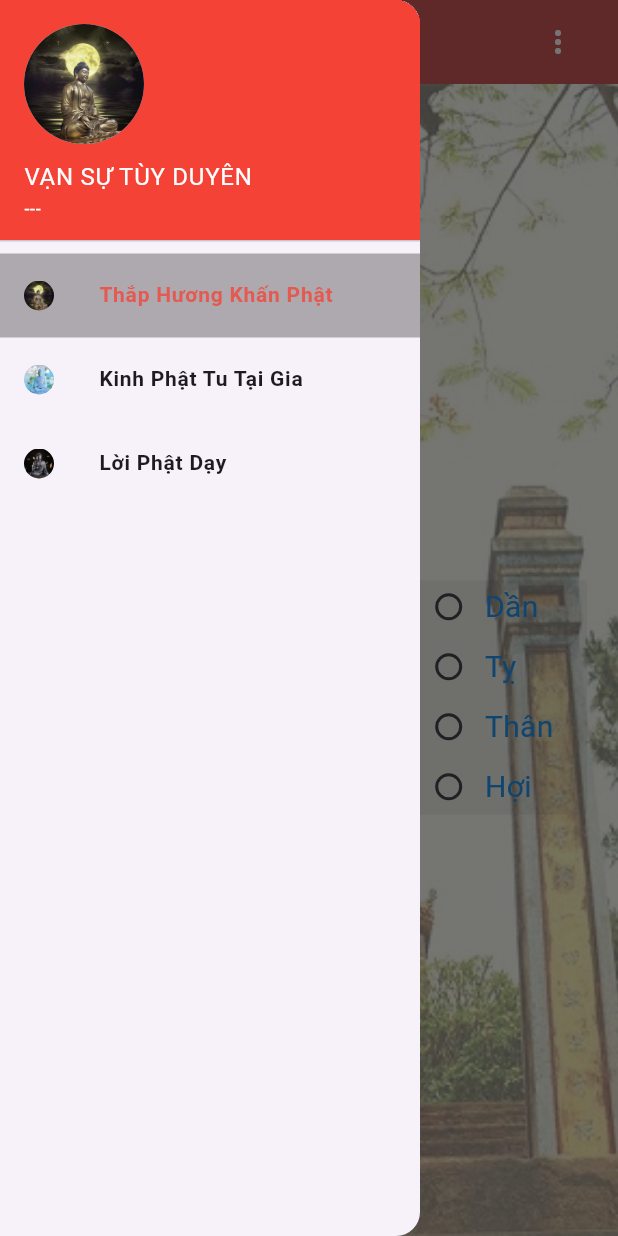
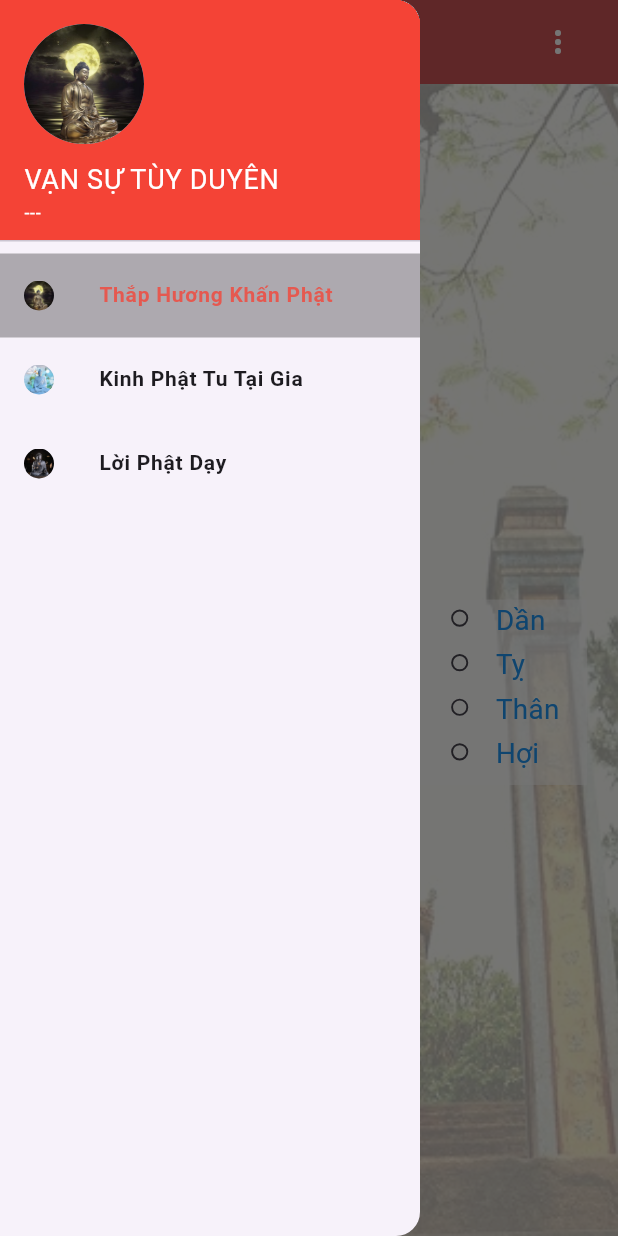
Before and after one commit to HungDang0223/Application1, a Flutter app: the GetUserBirthYear screen opened by its route, with the side drawer open, on a phone screen of 412 x 824 dp. Run offline on Flutter 3.47's test engine with Material 3 defaults, Android fonts, the phone set to English and light mode, and no system bars; our stand-ins replace get.

Commit message:
rename left-menu

```diff
--- a/lib/drawable/left-menu-drawer.dart
+++ b/lib/drawable/left-menu-drawer.dart
@@ -1,5 +1,6 @@
 import 'package:flutter/material.dart';
 import 'package:flutter_splash_screen/app-assets/AppImages.dart';
+import 'package:flutter_splash_screen/config/size-config.dart';
 import 'package:flutter_splash_screen/pages/kinh-phat.dart';
 import 'package:flutter_splash_screen/pages/loi-day.dart';
 import 'package:flutter_splash_screen/pages/thap-huong-khan-phat.dart';
@@ -27,6 +28,8 @@ class _MyLeftMenuState extends State<MyLeftMenu> {
 
   @override
   Widget build(BuildContext context) {
+    SizeConfig().init(context);
+    final safeBlockHorizontal = SizeConfig.safeBlockHorizontal;
     return Obx(() {
         var selectedIndex = controller.tabIndex.value;
         return Drawer(
@@ -48,7 +51,7 @@ class _MyLeftMenuState extends State<MyLeftMenu> {
                     const SizedBox(height: 10),
                     const Text(
                       'VẠN SỰ TÙY DUYÊN',
-                      style: TextStyle(color: Colors.white, fontSize: 16.0),
+                      style: TextStyle(color: Colors.white, fontSize: 18.0),
                     ),
                     const Text(
                       '---',
--- a/lib/drawable/left-menu.dart
+++ b/lib/drawable/main-screen.dart
@@ -4,16 +4,15 @@ import 'package:flutter_splash_screen/drawable/appbar.dart';
 import 'package:flutter_splash_screen/drawable/left-menu-drawer.dart';
 import 'package:get/get.dart';
 import '../controller/left-menu-controller.dart';
-import '../pages/get-infomation-user.dart';
 
-class LeftMenu extends StatefulWidget {
-  const LeftMenu({super.key});
+class MainScreen extends StatefulWidget {
+  const MainScreen({super.key});
 
   @override
-  State<LeftMenu> createState() => _LeftMenuState();
+  State<MainScreen> createState() => _MainScreenState();
 }
 
-class _LeftMenuState extends State<LeftMenu> {
+class _MainScreenState extends State<MainScreen> {
   final controller = Get.put(LeftMenuController());
   final userInfomationController = Get.find();
 
--- a/lib/main.dart
+++ b/lib/main.dart
@@ -1,6 +1,5 @@
 import 'package:flutter/material.dart';
-import 'package:flutter_splash_screen/config/size-config.dart';
-import 'package:flutter_splash_screen/drawable/left-menu.dart';
+import 'package:flutter_splash_screen/drawable/main-screen.dart';
 import 'package:flutter_splash_screen/pages/kinh-phat.dart';
 import 'package:flutter_splash_screen/pages/loi-day.dart';
 import 'package:flutter_splash_screen/pages/thap-huong-khan-phat.dart';
@@ -38,7 +37,7 @@ class _MyAppState extends State<MyApp> {
         GetPage(name: '/thaphuong', page: () => ThapHuong()),
         GetPage(name: '/kinhphat', page: () => KinhPhat()),
         GetPage(name: '/loiday', page: () => LoiDay()),
-        GetPage(name: '/', page: () => LeftMenu()),
+        GetPage(name: '/', page: () => MainScreen()),
         GetPage(name: '/getuserbirthyear', page: () => GetUserBirthYear()),
         GetPage(name: '/getusername', page: () => GetUserName()),
       ],
--- a/lib/pages/get-infomation-user.dart
+++ b/lib/pages/get-infomation-user.dart
@@ -1,6 +1,4 @@
-import 'package:flutter/cupertino.dart';
 import 'package:flutter/material.dart';
-import 'package:flutter/widgets.dart';
 import 'package:flutter_splash_screen/config/size-config.dart';
 import 'package:flutter_splash_screen/drawable/appbar.dart';
 import 'package:flutter_splash_screen/drawable/left-menu-drawer.dart';
@@ -8,7 +6,6 @@ import 'package:flutter_splash_screen/pages/thap-huong-khan-phat.dart';
 import 'package:get/get.dart';
 
 import '../app-assets/AppImages.dart';
-import '../main.dart';
 
 class GetUserGender extends StatelessWidget {
   GetUserGender({super.key});
@@ -98,7 +95,7 @@ class GetUserGender extends StatelessWidget {
                     Container(
                       margin: const EdgeInsets.only(top: 10.0),
                       child: ElevatedButton(
-                        onPressed: () => print(controller.isTablet),
+                        onPressed: () => Get.toNamed('/getusername'),
                         style: ElevatedButton.styleFrom(
                           backgroundColor: Colors.amber[600],
                           padding: const EdgeInsets.symmetric(horizontal: 60.0, vertical: 14.0),
@@ -227,12 +224,12 @@ class GetUserBirthYear extends StatelessWidget {
 
   @override
   Widget build(BuildContext context) {
+    SizeConfig().init(context);
+    final safeBlockHorizontal = SizeConfig.safeBlockHorizontal;
     return Scaffold(
       appBar: MyAppBar(),
       drawer: const MyLeftMenu(),
-      backgroundColor: const Color.fromRGBO(255, 255, 255, 0.7),
-      body:
-      Stack(
+      body: Stack(
         alignment: Alignment.center,
         children: [
           Container(
@@ -246,14 +243,12 @@ class GetUserBirthYear extends StatelessWidget {
           Container(
             width: double.infinity,
             height: double.infinity,
-            color: const Color.fromRGBO(255, 255, 255, 0.5),
+            color: const Color.fromRGBO(255, 255, 255, 0.7),
           ),
           LayoutBuilder(
             builder: (context, constraints) {
               int crossAxisCount;
-                if (constraints.maxWidth > 900) {
-                  crossAxisCount = 6;
-                } else if (constraints.maxWidth > 600) {
+              if (constraints.maxWidth > 600) {
                 crossAxisCount = 4;
               } else {
                 crossAxisCount = 3;
@@ -267,44 +262,53 @@ class GetUserBirthYear extends StatelessWidget {
                     children: [
                       Container(
                         padding: const EdgeInsets.all(8.0),
-                          child: const Text(
+                        child: Text(
                           'NIÊN SINH',
-                            style: TextStyle(fontSize: 24.0, color: Colors.red),
+                          style: TextStyle(fontSize: safeBlockHorizontal * 4.5, color: Colors.red),
                         ),
                       ),
                       Container(
-                          height: 52.0 * 12 / (crossAxisCount + 1),
+                        height: safeBlockHorizontal * 10 * 12 / (crossAxisCount + 1),
                         width: constraints.maxWidth * 0.9,
-                          color: const Color.fromARGB(20, 88, 88, 88),
+                        color: Colors.white54,
                           child: GridView.builder(
                             gridDelegate: SliverGridDelegateWithFixedCrossAxisCount(
                               crossAxisCount: crossAxisCount,
-                                crossAxisSpacing: 5.0,
-                                mainAxisSpacing: 5.0,
+                              crossAxisSpacing: 10.0,
+                              mainAxisSpacing: controller.isTablet.value ? 20.0 : 5.0,
                               childAspectRatio: 2.5,
-                                mainAxisExtent: 35
+                              mainAxisExtent: safeBlockHorizontal * 6
                             ),
                             itemCount: birthYear.length,
                             itemBuilder: (context, i) {
                               return Container(
-                                  padding: const EdgeInsets.symmetric(horizontal: 4.0),
+                                padding: const EdgeInsets.symmetric(horizontal: 8.0),
+                                alignment: Alignment.center,
                                 child: GestureDetector(
                                   onTap: () => controller.changeZodiac(birthYear[i]),
                                   child: Row(
                                   children: [
-                                      Radio(
+                                    Transform.scale(
+                                      scale: safeBlockHorizontal / 6.5,
+                                      child: Radio(
                                         value: birthYear[i],
                                         groupValue:
                                             controller.selectedZodiac.value,
                                         onChanged: controller.changeZodiac,
                                         activeColor: Colors.amber,),
+                                    ),
+                                    SizedBox(width: 0.0,),
                                     Container(
-                                        child: Text(birthYear[i], style: const TextStyle(color: Colors.blue, fontSize: 20),),
+                                      child: Text(
+                                        birthYear[i],
+                                        style: TextStyle(
+                                            color: Colors.blue,
+                                            fontSize: safeBlockHorizontal * 4.5),
+                                      ),
                                     )
                                   ],
                                 ),
                                 ),
-
                               );
                             },
                           ),
@@ -330,7 +334,7 @@ class GetUserBirthYear extends StatelessWidget {
                             ),
                             child: const Text(
                               'Tiếp >>',
-                                style: TextStyle(color: Colors.white),
+                              style: TextStyle(color: Colors.white, fontSize: 12),
                             ),
                           )
                         ),
@@ -341,7 +345,6 @@ class GetUserBirthYear extends StatelessWidget {
               });
             },
           ),
-
         ]
       )
     );
```
Lines whose indentation alone changed are shown as unchanged.
